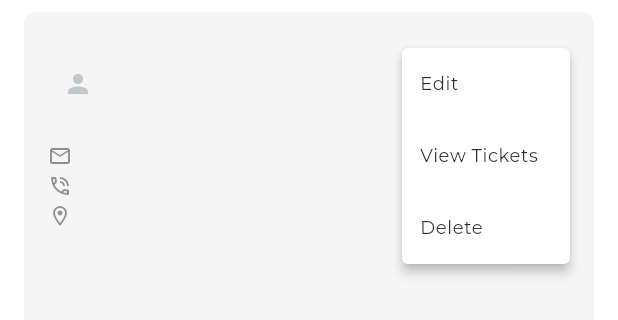
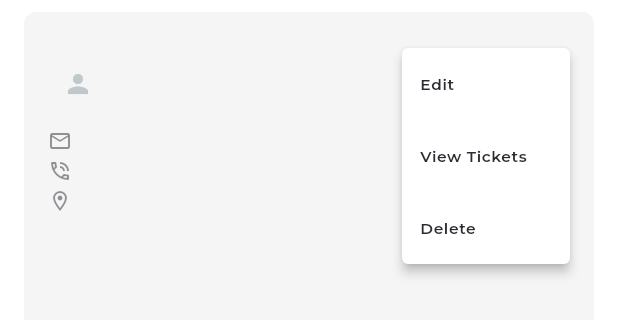
Before and after one commit to Tomal9924/gain_solution_flutter_assignment, a Flutter app: the ContactCard widget shown alone on an empty page, opened directly with empty values, after a tap on the "more vert" icon, on a phone screen of 412 x 824 dp. Shown: the top 320 px of the screen. Run offline on Flutter 3.47's test engine with Material 3 defaults, Android fonts, the phone set to English and light mode, and no system bars; drawn by our look-alikes of cached_network_image; our stand-ins replace either_dart, equatable, flutter_animate, flutter_bloc, flutter_native_splash, flutter_screenutil and 6 more; network calls fail.

Commit message:
changes added

```diff
--- a/assets/mocks/get_filtered_contact.json
+++ b/assets/mocks/get_filtered_contact.json
@@ -6,7 +6,7 @@
         "email": "michel@email.com",
         "phone": "+12 34 56 78 90",
         "address": "12A, Lillistrom, Norway",
-        "avatar": "https://example.com/avatar1.jpg"
+        "avatar": "https://t3.ftcdn.net/jpg/02/43/12/34/360_F_243123463_zTooub557xEWABDLk0jJklDyLSGl2jrr.jpg"
       }
     ],
       "success": true,
--- a/lib/core/shared/text_styles.dart
+++ b/lib/core/shared/text_styles.dart
@@ -15,7 +15,8 @@ class TextStyles {
     required Color color,
   }) {
     return GoogleFonts.montserrat(
-      textStyle: Theme.of(context).textTheme.bodySmall?.copyWith(color: color),
+      textStyle: Theme.of(context).textTheme.bodySmall?.copyWith(
+          color: color, fontWeight: FontWeight.w600, fontSize: 10.sp),
     );
   }
 
@@ -23,7 +24,8 @@ class TextStyles {
     return GoogleFonts.montserrat(
       textStyle: Theme.of(context).textTheme.bodyMedium?.copyWith(
             color: color,
-            fontWeight: FontWeight.normal,
+            fontSize: 12.sp,
+            fontWeight: FontWeight.w600,
           ),
     );
   }
--- a/lib/features/contacts/presentation/widgets/item.dart
+++ b/lib/features/contacts/presentation/widgets/item.dart
@@ -96,7 +96,7 @@ class ContactCard extends StatelessWidget {
             subtitle: Column(
               crossAxisAlignment: CrossAxisAlignment.start,
               children: [
-                const SizedBox(height: 16),
+                const SizedBox(height: 6),
                 Row(
                   children: [
                     Icon(
```
Also changed, not shown: lib/features/dashboard/presentation/pages/dashboard.dart (+12 -1 lines), lib/features/tickets/presentation/pages/tickets.dart (+8 -2 lines).
